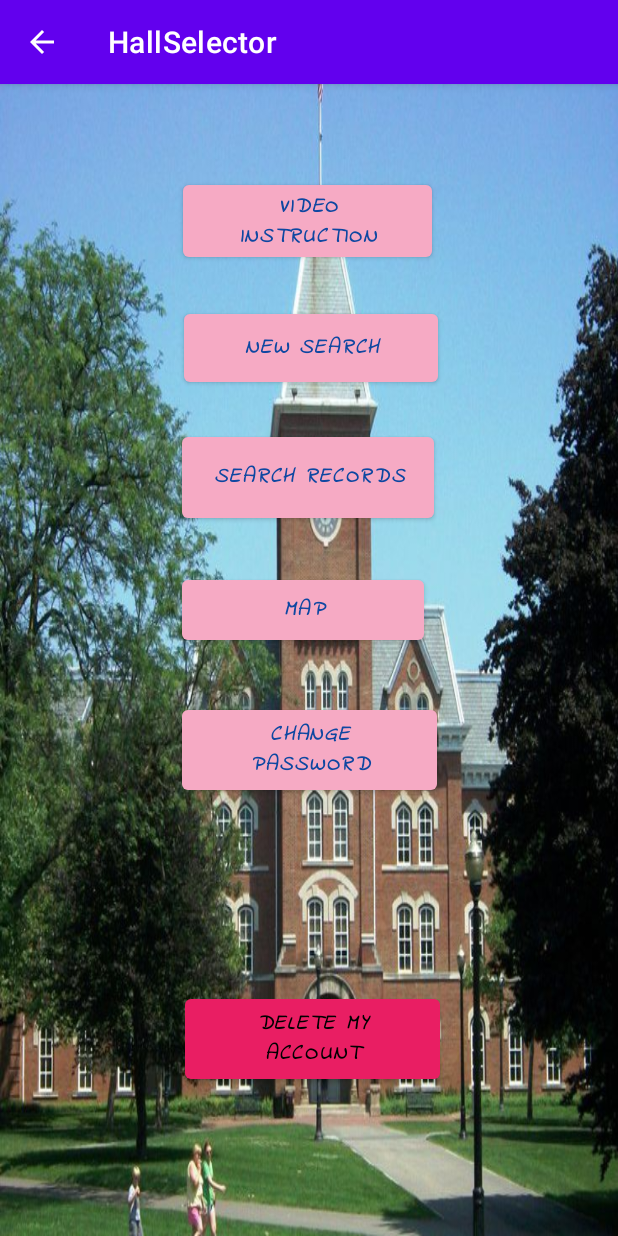
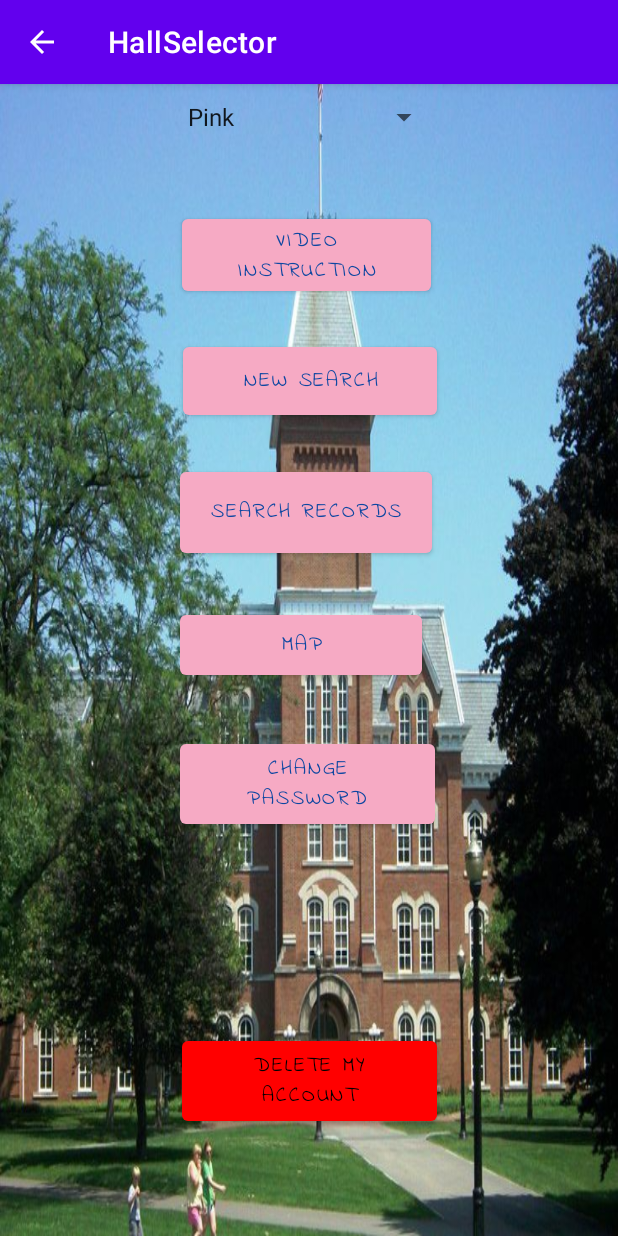
Before and after one commit to yli932534/HallSelector, an Android app: the screen it shows after launch (MainActivity), after a tap on "LOGIN/REGISTER", on a phone screen of 412 x 824 dp. Run offline under Robolectric (Android 15) with nearby library versions, the light colour scheme and no system bars; our stand-ins replace Firebase (no records; nobody signed in at launch, a user with empty details on screens opened directly).

Commit message:
this is Yiqing

```diff
--- a/app/src/main/java/com/app/hallselector/LoginActivity.java
+++ b/app/src/main/java/com/app/hallselector/LoginActivity.java
@@ -6,6 +6,7 @@ import androidx.appcompat.app.AppCompatActivity;
 import android.content.Context;
 import android.content.Intent;
 import android.content.SharedPreferences;
+import android.graphics.Color;
 import android.os.Bundle;
 import android.util.Log;
 import android.view.View;
@@ -36,6 +37,10 @@ public class LoginActivity extends AppCompatActivity {
         this.usernameInput = (EditText)(findViewById(R.id.username_input));
         this.passwordInput = (EditText)(findViewById(R.id.password_input));
         this.db = FirebaseDatabase.getInstance().getReference(); //get a reference of database
+
+        SharedPreferences store = getSharedPreferences("bk_color", Context.MODE_PRIVATE);
+        int color = store.getInt("bk_color", Color.parseColor("#FFE4E9"));
+        findViewById(R.id.login_layout).setBackgroundColor(color);
     }
 
     public void openMain(View view){
@@ -67,7 +72,7 @@ public class LoginActivity extends AppCompatActivity {
                         toMainPage = true;
                     }
                     else
-                        { //the username exists in db
+                    { //the username exists in db
                         //need to login
                         boolean verify = user.getPassword().equals(password);
                         //check if the entered password == the password in db
--- a/app/src/main/java/com/app/hallselector/MainActivity.java
+++ b/app/src/main/java/com/app/hallselector/MainActivity.java
@@ -1,16 +1,24 @@
 package com.app.hallselector;
 
+import android.content.Context;
 import android.content.Intent;
+import android.content.SharedPreferences;
+import android.graphics.Color;
 import android.os.Bundle;
 import android.util.Log;
 import android.view.View;
+import android.widget.AdapterView;
+import android.widget.ArrayAdapter;
+import android.widget.RelativeLayout;
+import android.widget.Spinner;
 
 import androidx.appcompat.app.AppCompatActivity;
+import androidx.constraintlayout.widget.ConstraintLayout;
 
 import com.google.firebase.database.DatabaseReference;
 import com.google.firebase.database.FirebaseDatabase;
 
-public class MainActivity extends AppCompatActivity {
+public class MainActivity extends AppCompatActivity implements AdapterView.OnItemSelectedListener{
 
     private DatabaseReference db;
     private String username;  //TODO: needs to save the data before enter next activity
@@ -28,6 +36,46 @@ public class MainActivity extends AppCompatActivity {
             this.username = savedInstanceState.getString("username");
             Log.d("save_username", "onRestoreCreate");
         }
+
+        //config dropdown menu
+        Spinner spinner = findViewById(R.id.color_spinner);
+        ArrayAdapter<CharSequence> adapter = ArrayAdapter
+                .createFromResource(this, R.array.colors, android.R.layout.simple_spinner_item);
+        adapter.setDropDownViewResource(android.R.layout.simple_spinner_dropdown_item);
+
+
+        spinner.setAdapter(adapter);
+        spinner.setOnItemSelectedListener(this);
+
+    }
+
+    @Override
+    public void onItemSelected(AdapterView<?> adapterView, View view, int i, long l) {
+        String color = adapterView.getItemAtPosition(i).toString();
+
+        switch (color){
+            case "Pink":
+                setColor(Color.parseColor("#FFE4E9"));
+                Log.d("color", "pink");
+                break;
+            case "White":
+                setColor(Color.WHITE);
+                Log.d("color", "white");
+                break;
+        }
+    }
+
+    @Override
+    public void onNothingSelected(AdapterView<?> adapterView) {
+        //no need to implement
+        //ref: https://www.youtube.com/watch?v=on_OrrX7Nw4
+    }
+
+    private void setColor(int color){
+        SharedPreferences store = getSharedPreferences("bk_color", Context.MODE_PRIVATE);
+        SharedPreferences.Editor editor = store.edit();
+        editor.putInt("bk_color", color);
+        editor.commit();
     }
 
     @Override
@@ -55,11 +103,6 @@ public class MainActivity extends AppCompatActivity {
         Log.w("MainActivity", "onStop");
     }
 
-    @Override
-    protected  void onRestart() {
-        super.onRestart();
-        Log.w("MainActivity", "onRestart");
-    }
 
     @Override
     protected  void onDestroy() {
--- a/app/src/main/java/com/app/hallselector/RatingActivity.java
+++ b/app/src/main/java/com/app/hallselector/RatingActivity.java
@@ -9,6 +9,7 @@ import androidx.recyclerview.widget.RecyclerView;
 import android.content.Context;
 import android.content.Intent;
 import android.content.SharedPreferences;
+import android.graphics.Color;
 import android.media.Rating;
 import android.os.Bundle;
 import android.util.Log;
@@ -81,6 +82,10 @@ public class RatingActivity extends AppCompatActivity {
 
         this.rating_ref = FirebaseDatabase.getInstance().getReference().child("rating_records");
         loadRatingsAndComments();
+
+        SharedPreferences store = getSharedPreferences("bk_color", Context.MODE_PRIVATE);
+        int color = store.getInt("bk_color", Color.parseColor("#FFE4E9"));
+        findViewById(R.id.rating_layout).setBackgroundColor(color);
     }
 
     public void onClickSendRatingAndComment(View view){
--- a/app/src/main/java/com/app/hallselector/RecordActivity.java
+++ b/app/src/main/java/com/app/hallselector/RecordActivity.java
@@ -16,7 +16,10 @@ import androidx.recyclerview.widget.LinearLayoutManager;
 import androidx.recyclerview.widget.RecyclerView;
 
 import android.annotation.SuppressLint;
+import android.content.Context;
 import android.content.Intent;
+import android.content.SharedPreferences;
+import android.graphics.Color;
 import android.os.Bundle;
 import android.util.Log;
 
@@ -99,6 +102,9 @@ public class RecordActivity extends AppCompatActivity {
 
             }
         });
+        SharedPreferences store = getSharedPreferences("bk_color", Context.MODE_PRIVATE);
+        int color = store.getInt("bk_color", Color.parseColor("#FFE4E9"));
+        findViewById(R.id.record_layout).setBackgroundColor(color);
     }
 
 
--- a/app/src/main/java/com/app/hallselector/VideoActivity.java
+++ b/app/src/main/java/com/app/hallselector/VideoActivity.java
@@ -1,6 +1,9 @@
 package com.app.hallselector;
 
+import android.content.Context;
 import android.content.Intent;
+import android.content.SharedPreferences;
+import android.graphics.Color;
 import android.os.Bundle;
 
 import androidx.annotation.NonNull;
@@ -31,5 +34,8 @@ public class VideoActivity extends AppCompatActivity {
             youTubePlayer.loadVideo(videoId, 0);
         }
     });
+        SharedPreferences store = getSharedPreferences("bk_color", Context.MODE_PRIVATE);
+        int color = store.getInt("bk_color", Color.parseColor("#FFE4E9"));
+        findViewById(R.id.video_layout).setBackgroundColor(color);
 }
 }
--- a/app/src/main/res/layout/activity_main.xml
+++ b/app/src/main/res/layout/activity_main.xml
@@ -5,12 +5,60 @@
     android:layout_width="match_parent"
     android:layout_height="match_parent"
     android:background="@drawable/a"
+    android:id="@+id/main_layout"
     tools:context=".MainActivity">
 
 
     <Button
+        android:id="@+id/new_search_button"
+        android:layout_width="169dp"
+        android:layout_height="57dp"
+        android:fontFamily="@font/a"
+        android:onClick="onClickNewSearch"
+        android:text="@string/new_search_button"
+        android:textColor="#0D47A1"
+        app:backgroundTint="#F6AAC4"
+        app:layout_constraintBottom_toBottomOf="parent"
+        app:layout_constraintEnd_toEndOf="parent"
+        app:layout_constraintHorizontal_bias="0.504"
+        app:layout_constraintStart_toStartOf="parent"
+        app:layout_constraintTop_toTopOf="parent"
+        app:layout_constraintVertical_bias="0.238" />
+
+    <Button
+        android:id="@+id/change_pswd"
+        android:layout_width="170dp"
+        android:layout_height="65dp"
+        android:fontFamily="@font/a"
+        android:onClick="onClickChangePswd"
+        android:text="@string/change_pswd_botton"
+        android:textColor="#0D47A1"
+        app:backgroundTint="#F6AAC4"
+        app:layout_constraintBottom_toBottomOf="parent"
+        app:layout_constraintEnd_toEndOf="parent"
+        app:layout_constraintHorizontal_bias="0.497"
+        app:layout_constraintStart_toStartOf="parent"
+        app:layout_constraintTop_toTopOf="parent"
+        app:layout_constraintVertical_bias="0.618" />
+
+    <Button
+        android:id="@+id/button2"
+        android:layout_width="168dp"
+        android:layout_height="66dp"
+        android:fontFamily="@font/a"
+        android:onClick="onClickNewRecord"
+        android:text="@string/search_records_button"
+        android:textColor="#0D47A1"
+        app:backgroundTint="#F6AAC4"
+        app:layout_constraintBottom_toBottomOf="parent"
+        app:layout_constraintEnd_toEndOf="parent"
+        app:layout_constraintHorizontal_bias="0.493"
+        app:layout_constraintStart_toStartOf="parent"
+        app:layout_constraintTop_toTopOf="parent"
+        app:layout_constraintVertical_bias="0.36" />
+
+    <Button
         android:id="@+id/button3"
-        android:textStyle="bold|italic"
         android:layout_width="166dp"
         android:layout_height="60dp"
         android:fontFamily="@font/a"
@@ -20,78 +68,26 @@
         app:backgroundTint="#F6AAC4"
         app:layout_constraintBottom_toBottomOf="parent"
         app:layout_constraintEnd_toEndOf="parent"
-        app:layout_constraintHorizontal_bias="0.497"
+        app:layout_constraintHorizontal_bias="0.493"
         app:layout_constraintStart_toStartOf="parent"
         app:layout_constraintTop_toTopOf="parent"
-        app:layout_constraintVertical_bias="0.087" />
-
-    <Button
-        android:id="@+id/button2"
-        android:textStyle="bold|italic"
-        android:layout_width="168dp"
-        android:layout_height="66dp"
-        android:onClick="onClickNewRecord"
-        android:fontFamily="@font/a"
-        android:text="@string/search_records_button"
-        app:backgroundTint="#F6AAC4"
-        android:textColor="#0D47A1"
-        app:layout_constraintBottom_toBottomOf="parent"
-        app:layout_constraintEnd_toEndOf="parent"
-        app:layout_constraintHorizontal_bias="0.497"
-        app:layout_constraintStart_toStartOf="parent"
-        app:layout_constraintTop_toTopOf="parent"
-        app:layout_constraintVertical_bias="0.327" />
-
-    <Button
-        android:id="@+id/new_search_button"
-        android:textStyle="bold|italic"
-        android:layout_width="169dp"
-        android:layout_height="57dp"
-        android:fontFamily="@font/a"
-        android:onClick="onClickNewSearch"
-        android:text="@string/new_search_button"
-        android:textColor="#0D47A1"
-        app:backgroundTint="#F6AAC4"
-        app:layout_constraintBottom_toBottomOf="parent"
-        app:layout_constraintEnd_toEndOf="parent"
-        app:layout_constraintHorizontal_bias="0.506"
-        app:layout_constraintStart_toStartOf="parent"
-        app:layout_constraintTop_toTopOf="parent"
-        app:layout_constraintVertical_bias="0.207" />
+        app:layout_constraintVertical_bias="0.119" />
 
     <Button
         android:id="@+id/button6"
-        android:textStyle="bold|italic"
         android:layout_width="161dp"
         android:layout_height="52dp"
         android:fontFamily="@font/a"
         android:onClick="onClickNewMap"
         android:text="@string/map_button"
+        android:textColor="#0D47A1"
         app:backgroundTint="#F6AAC4"
-        android:textColor="#0D47A1"
         app:layout_constraintBottom_toBottomOf="parent"
         app:layout_constraintEnd_toEndOf="parent"
-        app:layout_constraintHorizontal_bias="0.484"
+        app:layout_constraintHorizontal_bias="0.48"
         app:layout_constraintStart_toStartOf="parent"
         app:layout_constraintTop_toTopOf="parent"
-        app:layout_constraintVertical_bias="0.453" />
-
-    <Button
-        android:id="@+id/change_pswd"
-        android:textStyle="bold|italic"
-        android:layout_width="170dp"
-        android:layout_height="65dp"
-        android:fontFamily="@font/a"
-        android:onClick="onClickChangePswd"
-        android:text="@string/change_pswd_botton"
-        app:backgroundTint="#F6AAC4"
-        android:textColor="#0D47A1"
-        app:layout_constraintBottom_toBottomOf="parent"
-        app:layout_constraintEnd_toEndOf="parent"
-        app:layout_constraintHorizontal_bias="0.502"
-        app:layout_constraintStart_toStartOf="parent"
-        app:layout_constraintTop_toTopOf="parent"
-        app:layout_constraintVertical_bias="0.585" />
+        app:layout_constraintVertical_bias="0.486" />
 
     <Button
         android:id="@+id/button"
@@ -101,13 +97,24 @@
         android:onClick="onClickDeleteAccount"
         android:text="@string/cancel_account_button"
         android:textColor="#000000"
-        android:textStyle="bold|italic"
-        app:backgroundTint="#E91E63"
+
+        app:backgroundTint="#FF0000"
         app:layout_constraintBottom_toBottomOf="parent"
         app:layout_constraintEnd_toEndOf="parent"
-        app:layout_constraintHorizontal_bias="0.51"
+        app:layout_constraintHorizontal_bias="0.502"
         app:layout_constraintStart_toStartOf="parent"
         app:layout_constraintTop_toTopOf="parent"
-        app:layout_constraintVertical_bias="0.86" />
+        app:layout_constraintVertical_bias="0.899" />
+
+    <Spinner
+        android:id="@+id/color_spinner"
+        android:layout_width="176dp"
+        android:layout_height="41dp"
+        app:layout_constraintBottom_toBottomOf="parent"
+        app:layout_constraintEnd_toEndOf="parent"
+        app:layout_constraintHorizontal_bias="0.497"
+        app:layout_constraintStart_toStartOf="parent"
+        app:layout_constraintTop_toTopOf="parent"
+        app:layout_constraintVertical_bias="0.002" />
 
 </androidx.constraintlayout.widget.ConstraintLayout>
--- a/app/src/main/res/layout/activity_rating.xml
+++ b/app/src/main/res/layout/activity_rating.xml
@@ -4,7 +4,8 @@
     xmlns:tools="http://schemas.android.com/tools"
     android:layout_width="match_parent"
     android:layout_height="match_parent"
-    tools:context=".RatingActivity">
+    tools:context=".RatingActivity"
+    android:id="@+id/rating_layout">
 
     <TextView
         android:id="@+id/leaveRating"
--- a/app/src/main/res/layout/activity_record.xml
+++ b/app/src/main/res/layout/activity_record.xml
@@ -5,7 +5,8 @@
     android:layout_width="match_parent"
     android:layout_height="match_parent"
     android:fontFamily="@font/a"
-    tools:context=".RecordActivity">
+    tools:context=".RecordActivity"
+    android:id="@+id/record_layout">
 
     <androidx.recyclerview.widget.RecyclerView
         android:id="@+id/recordActivity"
--- a/app/src/main/res/layout/activity_search.xml
+++ b/app/src/main/res/layout/activity_search.xml
@@ -5,7 +5,8 @@
     android:layout_width="match_parent"
     android:layout_height="match_parent"
     android:background="#F4BFD1"
-    tools:context=".SearchActivity">
+    tools:context=".SearchActivity"
+    android:id="@+id/search_layout">
 
     <CheckBox
         android:id="@+id/checkBox_vending"
--- a/app/src/main/res/layout/activity_search_result.xml
+++ b/app/src/main/res/layout/activity_search_result.xml
@@ -4,7 +4,8 @@
     xmlns:tools="http://schemas.android.com/tools"
     android:layout_width="match_parent"
     android:layout_height="match_parent"
-    tools:context=".SearchResultActivity">
+    tools:context=".SearchResultActivity"
+    android:id="@+id/search_result_layout">
 
     <androidx.recyclerview.widget.RecyclerView
         android:id="@+id/rec_search_result"
--- a/app/src/main/res/layout/activity_video.xml
+++ b/app/src/main/res/layout/activity_video.xml
@@ -4,7 +4,8 @@
     xmlns:tools="http://schemas.android.com/tools"
     android:layout_width="match_parent"
     android:layout_height="match_parent"
-    tools:context=".VideoActivity">
+    tools:context=".VideoActivity"
+    android:id="@+id/video_layout">
 
     <com.pierfrancescosoffritti.androidyoutubeplayer.core.player.views.YouTubePlayerView
         android:id="@+id/activity_youtubePlayerView"
--- a/app/src/main/res/values/strings.xml
+++ b/app/src/main/res/values/strings.xml
@@ -34,10 +34,15 @@
     <string name="new_password">new password</string>
     <string name="re_enter_password">re enter password</string>
     <string name="done">Done</string>
+    <string name="set_color">Color Settings</string>
     <string-array name="areas">
         <item>North</item>
         <item>South</item>
         <item>West</item>
+    </string-array>
+    <string-array name="colors">
+        <item>Pink</item>
+        <item>White</item>
     </string-array>
 
     <string name="see_rating">See Ratings</string>
```
Also changed, not shown: app/src/main/java/com/app/hallselector/SearchActivity.java (+8 -0 lines), app/src/main/java/com/app/hallselector/SearchResultActivity.java (+6 -1 lines), app/src/main/res/layout/activity_login.xml (+5 -4 lines).
